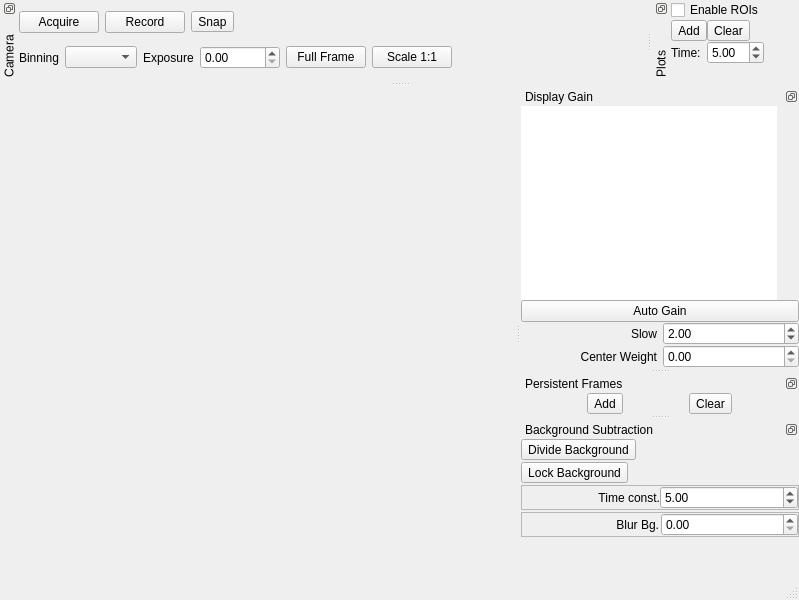
Qt form lib/modules/Camera/CameraTemplate.ui (acq4/acq4) before a commit.
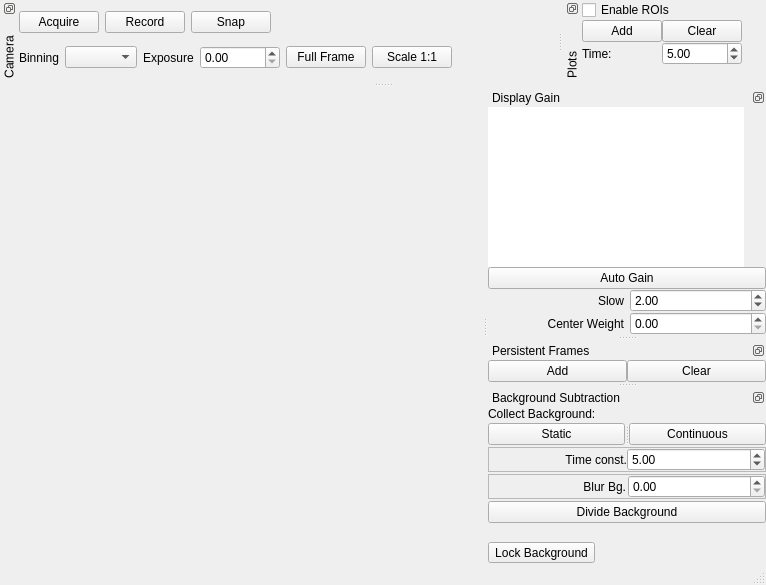
The same form after that commit. Custom widgets are drawn as their Qt base class.

Commit message: camera ui change -- probably broken

Diff of the .ui file:
```diff
--- a/lib/modules/Camera/CameraTemplate.ui
+++ b/lib/modules/Camera/CameraTemplate.ui
@@ -6,8 +6,8 @@
    <rect>
     <x>0</x>
     <y>0</y>
-    <width>799</width>
-    <height>600</height>
+    <width>766</width>
+    <height>585</height>
    </rect>
   </property>
   <property name="windowTitle">
@@ -99,19 +99,7 @@
         </widget>
        </item>
        <item>
-        <widget class="QToolButton" name="btnSnap">
-         <property name="enabled">
-          <bool>true</bool>
-         </property>
-         <property name="toolTip">
-          <string>&lt;!DOCTYPE HTML PUBLIC &quot;-//W3C//DTD HTML 4.0//EN&quot; &quot;http://www.w3.org/TR/REC-html40/strict.dtd&quot;&gt;
-&lt;html&gt;&lt;head&gt;&lt;meta name=&quot;qrichtext&quot; content=&quot;1&quot; /&gt;&lt;style type=&quot;text/css&quot;&gt;
-p, li { white-space: pre-wrap; }
-&lt;/style&gt;&lt;/head&gt;&lt;body style=&quot; font-family:'MS Shell Dlg 2'; font-size:8.25pt; font-weight:400; font-style:normal;&quot;&gt;
-&lt;p style=&quot; margin-top:0px; margin-bottom:0px; margin-left:0px; margin-right:0px; -qt-block-indent:0; text-indent:0px;&quot;&gt;Save a single frame to disk.&lt;/p&gt;
-&lt;p style=&quot; margin-top:0px; margin-bottom:0px; margin-left:0px; margin-right:0px; -qt-block-indent:0; text-indent:0px; font-size:8pt;&quot;&gt;Frames are written to the current storage directory set in &lt;/p&gt;
-&lt;p style=&quot; margin-top:0px; margin-bottom:0px; margin-left:0px; margin-right:0px; -qt-block-indent:0; text-indent:0px; font-size:8pt;&quot;&gt;the data manager window.&lt;/p&gt;&lt;/body&gt;&lt;/html&gt;</string>
-         </property>
+        <widget class="QPushButton" name="btnSnap">
          <property name="text">
           <string>Snap</string>
          </property>
@@ -373,14 +361,14 @@
          </property>
         </widget>
        </item>
-       <item row="4" column="0">
+       <item row="5" column="0">
         <widget class="QLabel" name="label_7">
          <property name="text">
           <string>Time:</string>
          </property>
         </widget>
        </item>
-       <item row="4" column="1">
+       <item row="5" column="1">
         <widget class="QDoubleSpinBox" name="spinROITime">
          <property name="singleStep">
           <double>0.100000000000000</double>
@@ -390,7 +378,7 @@
          </property>
         </widget>
        </item>
-       <item row="5" column="0" colspan="2">
+       <item row="6" column="0" colspan="2">
         <spacer name="verticalSpacer_2">
          <property name="orientation">
           <enum>Qt::Vertical</enum>
@@ -404,22 +392,19 @@
         </spacer>
        </item>
        <item row="1" column="0">
-        <layout class="QHBoxLayout" name="horizontalLayout_4"/>
-       </item>
-       <item row="2" column="1">
-        <widget class="QToolButton" name="btnClearROIs">
-         <property name="text">
-          <string>Clear</string>
-         </property>
-        </widget>
-       </item>
-       <item row="2" column="0">
-        <widget class="QToolButton" name="btnAddROI">
+        <widget class="QPushButton" name="btnAddROI">
          <property name="text">
           <string>Add</string>
          </property>
         </widget>
        </item>
+       <item row="1" column="1">
+        <widget class="QPushButton" name="btnClearROIs">
+         <property name="text">
+          <string>Clear</string>
+         </property>
+        </widget>
+       </item>
       </layout>
      </item>
      <item>
@@ -463,14 +448,14 @@
       <number>0</number>
      </property>
      <item>
-      <widget class="QToolButton" name="addFrameBtn">
+      <widget class="QPushButton" name="addFrameBtn">
        <property name="text">
         <string>Add</string>
        </property>
       </widget>
      </item>
      <item>
-      <widget class="QToolButton" name="clearFramesBtn">
+      <widget class="QPushButton" name="clearFramesBtn">
        <property name="text">
         <string>Clear</string>
        </property>
@@ -507,35 +492,30 @@
       <number>0</number>
      </property>
      <item>
-      <widget class="QToolButton" name="btnDivideBackground">
-       <property name="toolTip">
-        <string>&lt;!DOCTYPE HTML PUBLIC &quot;-//W3C//DTD HTML 4.0//EN&quot; &quot;http://www.w3.org/TR/REC-html40/strict.dtd&quot;&gt;
-&lt;html&gt;&lt;head&gt;&lt;meta name=&quot;qrichtext&quot; content=&quot;1&quot; /&gt;&lt;style type=&quot;text/css&quot;&gt;
-p, li { white-space: pre-wrap; }
-&lt;/style&gt;&lt;/head&gt;&lt;body style=&quot; font-family:'MS Shell Dlg 2'; font-size:8.25pt; font-weight:400; font-style:normal;&quot;&gt;
-&lt;p style=&quot; margin-top:0px; margin-bottom:0px; margin-left:0px; margin-right:0px; -qt-block-indent:0; text-indent:0px;&quot;&gt;Enable/disable background division. Accumulates a running&lt;/p&gt;
-&lt;p style=&quot; margin-top:0px; margin-bottom:0px; margin-left:0px; margin-right:0px; -qt-block-indent:0; text-indent:0px;&quot;&gt;average of several previous frames and divides this from the&lt;/p&gt;
-&lt;p style=&quot; margin-top:0px; margin-bottom:0px; margin-left:0px; margin-right:0px; -qt-block-indent:0; text-indent:0px;&quot;&gt;current visible frame. Does &lt;span style=&quot; font-style:italic;&quot;&gt;not&lt;/span&gt; affect images written to disk.&lt;/p&gt;&lt;/body&gt;&lt;/html&gt;</string>
-       </property>
+      <widget class="QLabel" name="label">
        <property name="text">
-        <string>Divide Background</string>
-       </property>
-       <property name="checkable">
-        <bool>true</bool>
+        <string>Collect Background:</string>
        </property>
       </widget>
      </item>
      <item>
-      <widget class="QToolButton" name="btnLockBackground">
-       <property name="toolTip">
-        <string>Locks the background frame so that it no longer integrates new frames into itself.</string>
+      <widget class="QSplitter" name="splitter">
+       <property name="orientation">
+        <enum>Qt::Horizontal</enum>
        </property>
-       <property name="text">
-        <string>Lock Background</string>
-       </property>
-       <property name="checkable">
-        <bool>true</bool>
-       </property>
+       <widget class="QPushButton" name="pushButton">
+        <property name="text">
+         <string>Static</string>
+        </property>
+       </widget>
+       <widget class="QPushButton" name="pushButton_2">
+        <property name="text">
+         <string>Continuous</string>
+        </property>
+        <property name="checkable">
+         <bool>true</bool>
+        </property>
+       </widget>
       </widget>
      </item>
      <item>
@@ -618,6 +598,16 @@
        </layout>
       </widget>
      </item>
+     <item>
+      <widget class="QPushButton" name="btnDivideBackground">
+       <property name="text">
+        <string>Divide Background</string>
+       </property>
+       <property name="checkable">
+        <bool>true</bool>
+       </property>
+      </widget>
+     </item>
      <item>
       <spacer name="verticalSpacer">
        <property name="orientation">
@@ -631,6 +621,19 @@
        </property>
       </spacer>
      </item>
+     <item>
+      <widget class="QToolButton" name="btnLockBackground">
+       <property name="toolTip">
+        <string>Locks the background frame so that it no longer integrates new frames into itself.</string>
+       </property>
+       <property name="text">
+        <string>Lock Background</string>
+       </property>
+       <property name="checkable">
+        <bool>true</bool>
+       </property>
+      </widget>
+     </item>
     </layout>
    </widget>
   </widget>
```
The commit also changes 1 other file.
